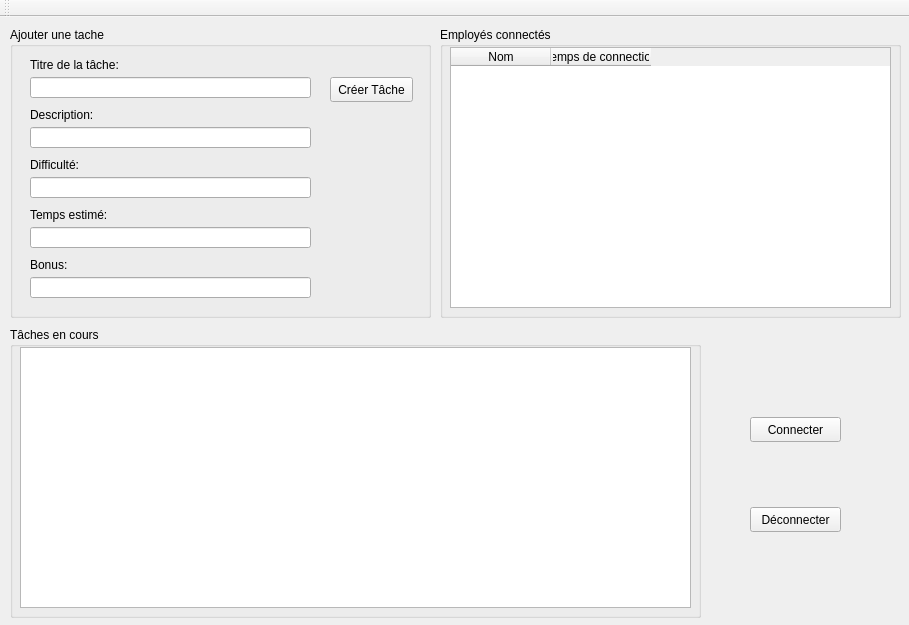
lehouxouelleta/cll12-GestionnaireAgile-Serveur, file serveur.ui: the form before one commit.
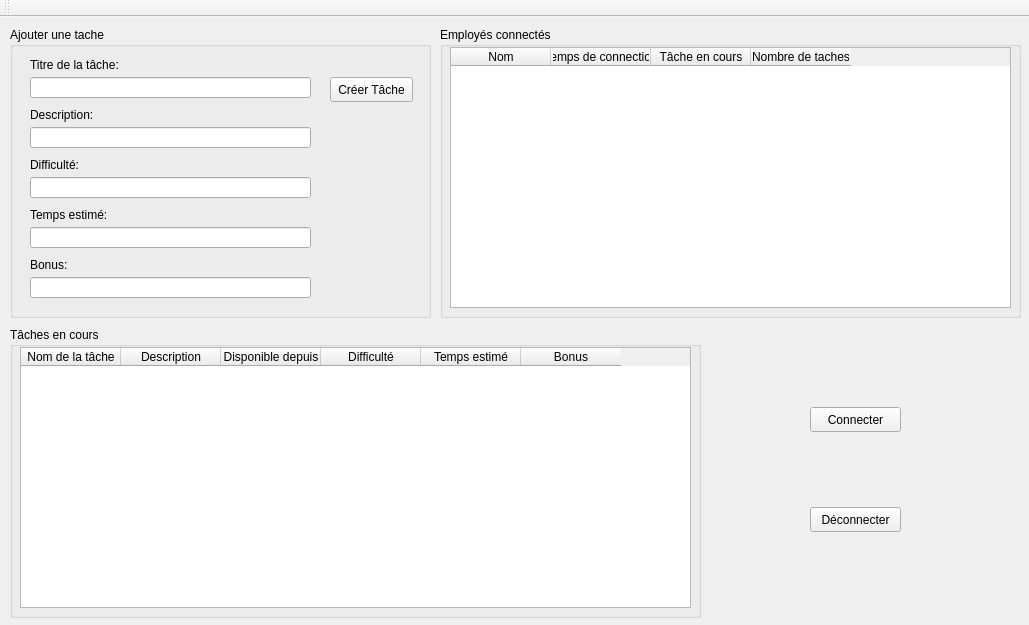
The form after the commit.

```diff
--- a/serveur.ui
+++ b/serveur.ui
@@ -6,7 +6,7 @@
    <rect>
     <x>0</x>
     <y>0</y>
-    <width>909</width>
+    <width>1029</width>
     <height>625</height>
    </rect>
   </property>
@@ -160,7 +160,7 @@
      <rect>
       <x>440</x>
       <y>10</y>
-      <width>461</width>
+      <width>581</width>
       <height>291</height>
      </rect>
     </property>
@@ -172,7 +172,7 @@
       <rect>
        <x>10</x>
        <y>20</y>
-       <width>441</width>
+       <width>561</width>
        <height>261</height>
       </rect>
      </property>
@@ -192,6 +192,16 @@
        <string>Temps de connection</string>
       </property>
      </column>
+     <column>
+      <property name="text">
+       <string>Tâche en cours</string>
+      </property>
+     </column>
+     <column>
+      <property name="text">
+       <string>Nombre de taches</string>
+      </property>
+     </column>
     </widget>
    </widget>
    <widget class="QGroupBox" name="groupBox_3">
@@ -215,13 +225,43 @@
        <height>261</height>
       </rect>
      </property>
+     <column>
+      <property name="text">
+       <string>Nom de la tâche</string>
+      </property>
+     </column>
+     <column>
+      <property name="text">
+       <string>Description</string>
+      </property>
+     </column>
+     <column>
+      <property name="text">
+       <string>Disponible depuis</string>
+      </property>
+     </column>
+     <column>
+      <property name="text">
+       <string>Difficulté</string>
+      </property>
+     </column>
+     <column>
+      <property name="text">
+       <string>Temps estimé</string>
+      </property>
+     </column>
+     <column>
+      <property name="text">
+       <string>Bonus</string>
+      </property>
+     </column>
     </widget>
    </widget>
    <widget class="QPushButton" name="btnConnecter">
     <property name="geometry">
      <rect>
-      <x>750</x>
-      <y>400</y>
+      <x>810</x>
+      <y>390</y>
       <width>91</width>
       <height>25</height>
      </rect>
@@ -233,7 +273,7 @@
    <widget class="QPushButton" name="btnDeconnecter">
     <property name="geometry">
      <rect>
-      <x>750</x>
+      <x>810</x>
       <y>490</y>
       <width>91</width>
       <height>25</height>
```
